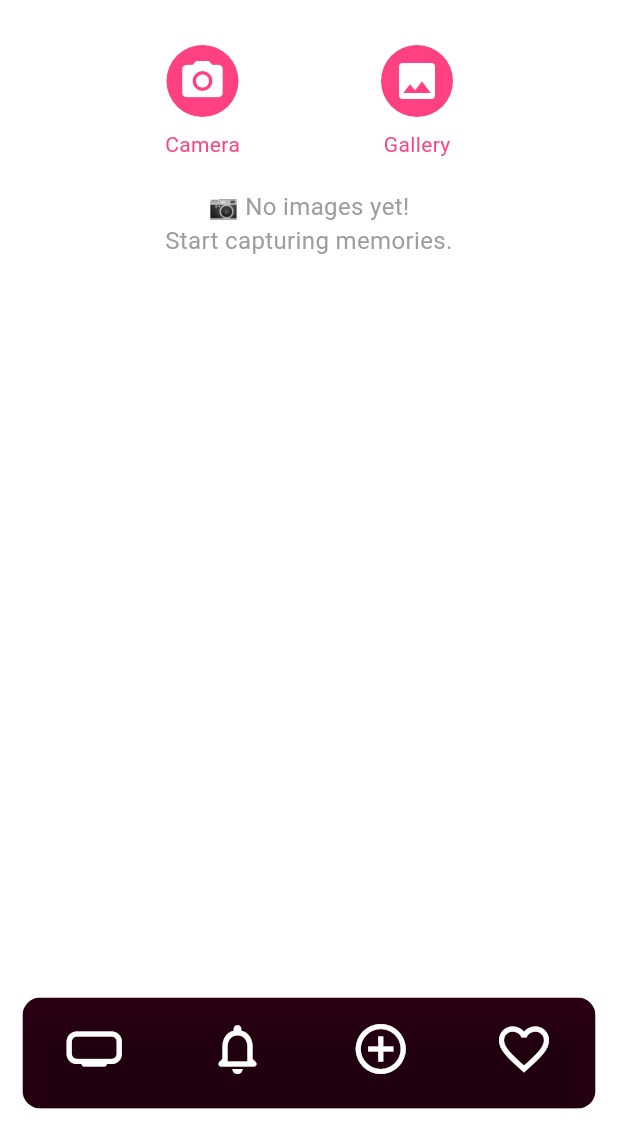
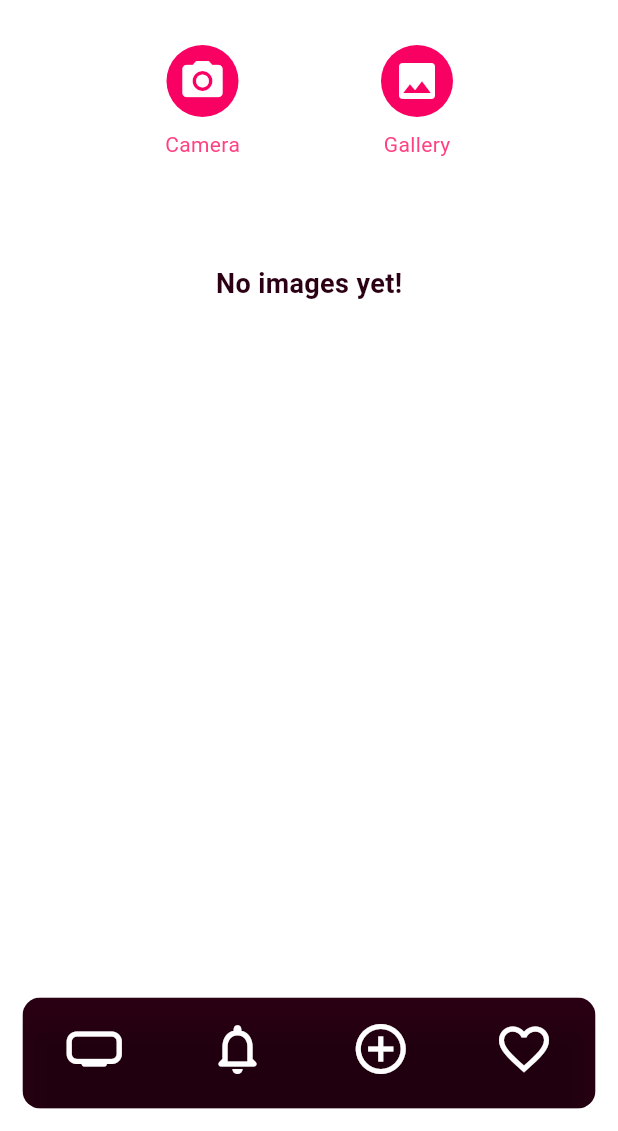
Before and after one commit to Dinesh0017/brain_buddy, a Flutter app: the GalleryScreen screen opened by its route, on a phone screen of 412 x 824 dp, the part 105-1236 px from its top. Run offline on Flutter 3.47's test engine with Material 3 defaults, Android fonts, the phone set to English and light mode, and no system bars; our stand-ins replace fl_chart, image_picker.

Commit message:
gallery screen done

```diff
--- a/lib/screens/gallery/gallery_screen.dart
+++ b/lib/screens/gallery/gallery_screen.dart
@@ -2,6 +2,7 @@ import 'dart:io';
 import 'package:flutter/material.dart';
 import 'package:image_picker/image_picker.dart';
 import 'package:brain_buddy/widgets/main_screen_com.dart';
+import 'package:brain_buddy/config/app_color.dart';
 
 class GalleryScreen extends StatefulWidget {
   const GalleryScreen({super.key});
@@ -38,54 +39,51 @@ class _GalleryScreenState extends State<GalleryScreen> {
     }
   }
 
-  @override
-  Widget build(BuildContext context) {
-    return Scaffold(
-      body: MainScreenCom(
+  void _showOptions(int index) {
+    showModalBottomSheet(
+      context: context,
+      builder: (context) => Wrap(
         children: [
-          const SizedBox(height: 20),
-          Row(
-            mainAxisAlignment: MainAxisAlignment.spaceEvenly,
-            children: [
-              _buildActionButton(Icons.camera_alt, "Camera", () => _pickImage(ImageSource.camera)),
-              _buildActionButton(Icons.photo, "Gallery", () => _pickImage(ImageSource.gallery)),
-            ],
+          ListTile(
+            leading: const Icon(Icons.delete, color: Color.fromARGB(255, 211, 26, 13)),
+            title: const Text('Delete Image'),
+            onTap: () {
+              Navigator.pop(context);
+              _deleteImage(index);
+            },
           ),
-          const SizedBox(height: 20),
-          // Use Flexible instead of Expanded
-          Flexible(
-            child: _images.isEmpty
-                ? const Center(
-                    child: Text(
-                      "📷 No images yet!\nStart capturing memories.",
-                      textAlign: TextAlign.center,
-                      style: TextStyle(fontSize: 16, color: Colors.grey),
-                    ),
-                  )
-                : GridView.builder(
-                    padding: const EdgeInsets.all(8),
-                    gridDelegate: const SliverGridDelegateWithFixedCrossAxisCount(
-                      crossAxisCount: 3,
-                      crossAxisSpacing: 8,
-                      mainAxisSpacing: 8,
-                    ),
-                    itemCount: _images.length,
-                    itemBuilder: (context, index) {
-                      return GestureDetector(
-                        onLongPress: () => _showOptions(index),
-                        child: ClipRRect(
-                          borderRadius: BorderRadius.circular(12),
-                          child: Image.file(
-                            _images[index],
-                            fit: BoxFit.cover,
-                          ),
-                        ),
-                      );
-                    },
-                  ),
+          ListTile(
+            leading: const Icon(Icons.update, color: Color.fromARGB(255, 13, 91, 155)),
+            title: const Text('Update Image'),
+            onTap: () {
+              Navigator.pop(context);
+              _updateImage(index);
+            },
           ),
         ],
       ),
+    );
+  }
+
+  @override
+  Widget build(BuildContext context) {
+    return MainScreenCom(
+      children: [
+        const SizedBox(height: 20),
+        _buildPickButtons(),
+        const SizedBox(height: 20),
+        _buildGalleryGrid(),
+      ],
+    );
+  }
+
+  Widget _buildPickButtons() {
+    return Row(
+      mainAxisAlignment: MainAxisAlignment.spaceEvenly,
+      children: [
+        _buildActionButton(Icons.camera_alt, "Camera" , () => _pickImage(ImageSource.camera),),
+        _buildActionButton(Icons.photo, "Gallery", () => _pickImage(ImageSource.gallery)),
+      ],
     );
   }
 
@@ -94,7 +92,7 @@ class _GalleryScreenState extends State<GalleryScreen> {
       children: [
         Ink(
           decoration: const ShapeDecoration(
-            color: Colors.pinkAccent,
+            color: AppColors.secondary,
             shape: CircleBorder(),
           ),
           child: IconButton(
@@ -109,29 +107,39 @@ class _GalleryScreenState extends State<GalleryScreen> {
     );
   }
 
-  void _showOptions(int index) {
-    showModalBottomSheet(
-      context: context,
-      builder: (context) => Wrap(
-        children: [
-          ListTile(
-            leading: const Icon(Icons.delete, color: Colors.red),
-            title: const Text('Delete Image'),
-            onTap: () {
-              Navigator.pop(context);
-              _deleteImage(index);
-            },
+  Widget _buildGalleryGrid() {
+    if (_images.isEmpty) {
+      return const Center(
+        child: Padding(
+          padding: EdgeInsets.only(top: 50),
+          child: Text("No images yet!", style: TextStyle(color: AppColors.primary, fontSize: 18, fontWeight: FontWeight.w600,) ),
+        ),
+      );
+    } else {
+      return SizedBox(
+        height: MediaQuery.of(context).size.height * 0.7,
+        child: GridView.builder(
+          padding: const EdgeInsets.all(8),
+          gridDelegate: const SliverGridDelegateWithFixedCrossAxisCount(
+            crossAxisCount: 3,
+            crossAxisSpacing: 8,
+            mainAxisSpacing: 8,
           ),
-          ListTile(
-            leading: const Icon(Icons.update, color: Colors.blue),
-            title: const Text('Update Image'),
-            onTap: () {
-              Navigator.pop(context);
-              _updateImage(index);
-            },
-          ),
-        ],
-      ),
-    );
+          itemCount: _images.length,
+          itemBuilder: (context, index) {
+            return GestureDetector(
+              onLongPress: () => _showOptions(index),
+              child: ClipRRect(
+                borderRadius: BorderRadius.circular(10),
+                child: Image.file(
+                  _images[index],
+                  fit: BoxFit.cover,
+                ),
+              ),
+            );
+          },
+        ),
+      );
+    }
   }
 }
```
